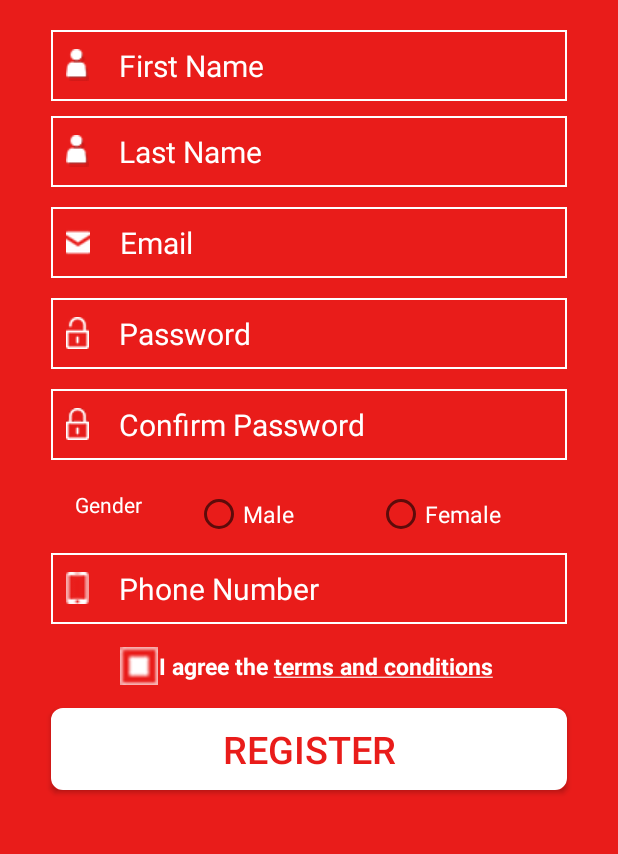
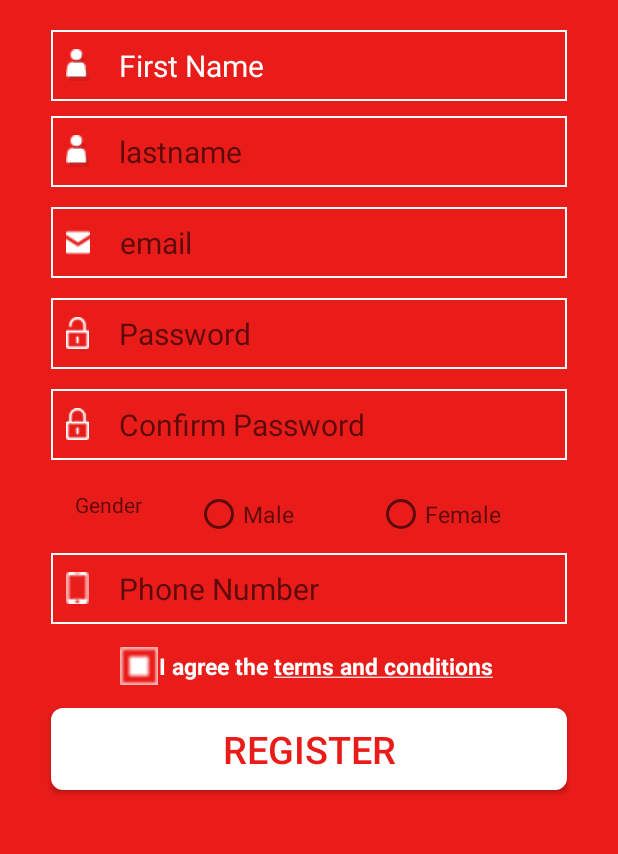
Before and after one commit to pratikshamokashi/NeoStore, an Android app: the RegisterActivity screen opened directly, with no data from a screen before it, on a phone screen of 412 x 824 dp, the part 202-1056 px from its top. Run offline under Robolectric (Android 15) with nearby library versions, the phone set to English and light mode, and no system bars.

```diff
--- a/app/build.gradle
+++ b/app/build.gradle
@@ -30,4 +30,10 @@ dependencies {
     testImplementation 'junit:junit:4.12'
     androidTestImplementation 'com.android.support.test:runner:1.0.2'
     androidTestImplementation 'com.android.support.test.espresso:espresso-core:3.0.2'
+    implementation 'com.android.support:recyclerview-v7:28.0.0'
+    implementation 'com.android.support:cardview-v7:28.0.0'
+    implementation 'com.squareup.retrofit2:retrofit:2.1.0'
+    implementation 'com.google.code.gson:gson:2.8.2'
+    implementation 'com.squareup.retrofit2:converter-gson:2.1.0'
+    implementation 'com.squareup.okhttp3:logging-interceptor:3.9.1'
 }
--- /dev/null
+++ b/app/src/main/java/com/example/neostoreapp/Presenter/LoginInterface.kt
@@ -0,0 +1,5 @@
+package com.example.neostoreapp.Presenter
+
+interface LoginInterface {
+           fun login(email:String,password:String)
+}
--- a/app/src/main/java/com/example/neostoreapp/BaseActivity.kt
+++ b/app/src/main/java/com/example/neostoreapp/activity/BaseActivity.kt
@@ -1,7 +1,8 @@
-package com.example.neostoreapp
+package com.example.neostoreapp.activity
 
 import android.os.Bundle
 import android.support.v7.app.AppCompatActivity
+import android.widget.Toast
 import kotlinx.android.synthetic.main.activity_home.*
 
 abstract class BaseActivity : AppCompatActivity() {
@@ -17,4 +18,7 @@ abstract class BaseActivity : AppCompatActivity() {
         setToolbar(title)
     }*/
     abstract fun init()
+    fun showToast(message:String){
+        Toast.makeText(applicationContext,message, Toast.LENGTH_SHORT).show()
+    }
 }
--- a/app/src/main/java/com/example/neostoreapp/HomeActivity.kt
+++ b/app/src/main/java/com/example/neostoreapp/activity/HomeActivity.kt
@@ -1,7 +1,6 @@
-package com.example.neostoreapp
+package com.example.neostoreapp.activity
 
-import android.support.v7.app.AppCompatActivity
-import android.os.Bundle
+import com.example.neostoreapp.R
 
 class HomeActivity : BaseActivity() {
     override var value = R.layout.activity_home
--- a/app/src/main/res/layout/activity_forgot_password.xml
+++ b/app/src/main/res/layout/activity_forgot_password.xml
@@ -4,7 +4,7 @@
     xmlns:tools="http://schemas.android.com/tools"
     android:layout_width="match_parent"
     android:layout_height="match_parent"
-    tools:context=".ForgotPasswordActivity">
+    tools:context=".activity.ForgotPasswordActivity">
 
 
     <LinearLayout
--- a/app/src/main/res/layout/activity_home.xml
+++ b/app/src/main/res/layout/activity_home.xml
@@ -5,7 +5,7 @@
         xmlns:app="http://schemas.android.com/apk/res-auto"
         android:layout_width="match_parent"
         android:layout_height="match_parent"
-        tools:context=".HomeActivity">
+        tools:context=".activity.HomeActivity">
 
     <android.support.v7.widget.Toolbar
 
--- a/app/src/main/res/layout/activity_register.xml
+++ b/app/src/main/res/layout/activity_register.xml
@@ -4,7 +4,7 @@
     xmlns:tools="http://schemas.android.com/tools"
     android:layout_width="match_parent"
     android:layout_height="match_parent"
-    tools:context=".RegisterActivity">
+    tools:context=".activity.RegisterActivity">
 
     <LinearLayout
         android:layout_width="match_parent"
@@ -41,6 +41,8 @@
             android:id="@+id/et_firstName"
             style="@style/style_EditText"
             android:layout_marginTop="20dp"
+            android:hint="firstname"
+
             android:background="@drawable/shape"
             android:drawableLeft="@drawable/username_icon"
             android:text="First Name"
@@ -53,27 +55,27 @@
             android:layout_marginTop="10dp"
             android:background="@drawable/shape"
             android:drawableLeft="@drawable/username_icon"
-            android:text="Last Name"
+            android:hint="lastname"
             android:textAllCaps="false"
              />
 
          <EditText
-            android:id="@+id/et_email"
+            android:id="@+id/et_registerEmail"
             style="@style/style_EditText"
             android:background="@drawable/shape"
             android:drawableLeft="@drawable/email_icon"
             android:drawablePadding="20dp"
-            android:text="@string/email"
+            android:hint="email"
             android:layout_marginTop="13dp"
 
          />
 
           <EditText
-            android:id="@+id/et_password"
+            android:id="@+id/et_registerPassword"
             style="@style/style_EditText"
             android:background="@drawable/shape"
             android:drawableLeft="@drawable/cpassword_icon"
-            android:text="Password"
+            android:hint="Password"
             android:layout_marginTop="13dp"
 
 
@@ -84,7 +86,7 @@
             style="@style/style_EditText"
             android:background="@drawable/shape"
             android:drawableLeft="@drawable/password_icon"
-            android:text="@string/confirm_password"
+            android:hint="@string/confirm_password"
             android:layout_marginTop="13dp"
 
 
@@ -101,7 +103,7 @@
                 android:layout_height="wrap_content"
                 android:layout_marginLeft="@dimen/margin_medium"
                 android:gravity="left"
-                android:text="Gender"
+                android:hint="Gender"
                 android:textColor="@color/white"
                 android:textStyle="normal" />
 
@@ -116,7 +118,7 @@
                     android:layout_height="wrap_content"
                     android:layout_marginLeft="35dp"
                     android:layout_marginRight="55dp"
-                    android:text="Male"
+                    android:hint="Male"
                     android:textColor="@color/white"
                     android:textSize="15sp"
                     android:textStyle="normal" />
@@ -125,7 +127,7 @@
                     android:id="@+id/rb_female"
                     android:layout_width="wrap_content"
                     android:layout_height="wrap_content"
-                    android:text="Female"
+                    android:hint="Female"
                     android:textColor="@color/white"
                     android:textSize="15dp"
                     android:textStyle="normal" />
@@ -138,7 +140,7 @@
             style="@style/style_EditText"
             android:background="@drawable/shape"
             android:drawableLeft="@drawable/cellphone"
-            android:text="Phone Number"
+            android:hint="Phone Number"
             android:layout_marginTop="10dp"
            />
 
```
Also changed, not shown: app/src/main/AndroidManifest.xml (+5 -4 lines), app/src/main/java/com/example/neostoreapp/LoginActivity.kt (deleted, +0 -27 lines), app/src/main/java/com/example/neostoreapp/Presenter/LoginPresenter.kt (added, +55 -0 lines), app/src/main/java/com/example/neostoreapp/RegisterActivity.kt (deleted, +0 -20 lines), app/src/main/java/com/example/neostoreapp/View/LoginView.kt (added, +10 -0 lines), app/src/main/java/com/example/neostoreapp/activity/ForgotPasswordActivity.kt (renamed from app/src/main/java/com/example/neostoreapp/ForgotPasswordActivity.kt, +4 -6 lines), app/src/main/java/com/example/neostoreapp/activity/LoginActivity.kt (added, +44 -0 lines), app/src/main/java/com/example/neostoreapp/activity/RegisterActivity.kt (added, +54 -0 lines), app/src/main/java/com/example/neostoreapp/models/LoginResponse.kt (added, +23 -0 lines), app/src/main/java/com/example/neostoreapp/services/ApiClient.kt (added, +79 -0 lines), app/src/main/java/com/example/neostoreapp/services/ApiInterface.kt (added, +16 -0 lines), app/src/main/res/layout/activity_login.xml (+5 -4 lines).
